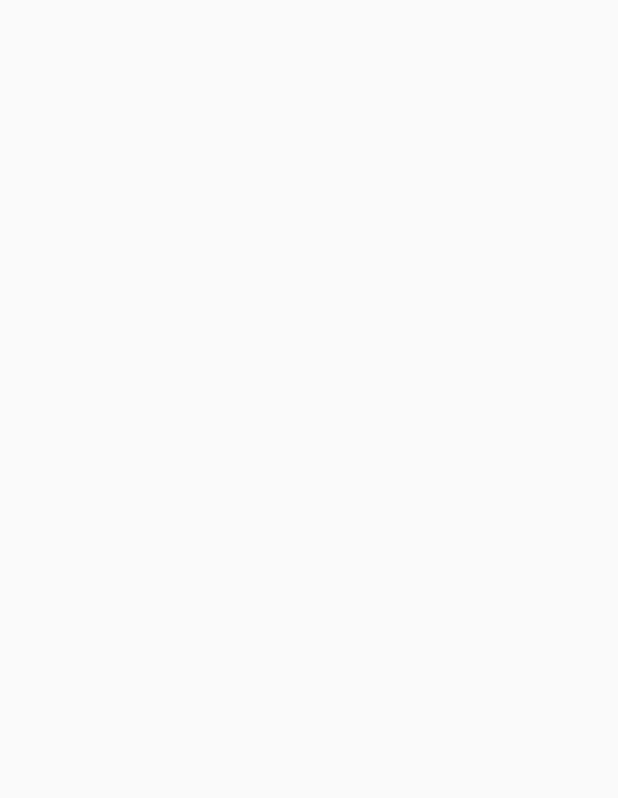
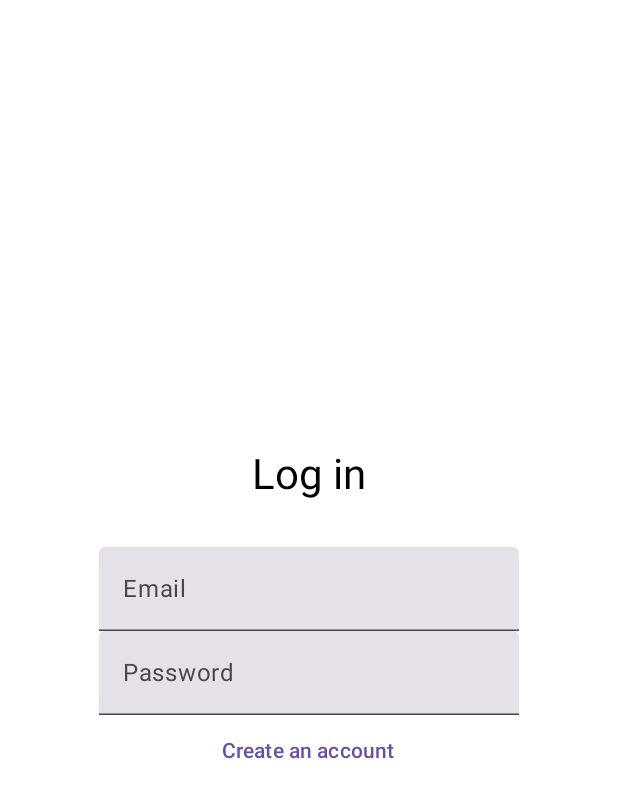
Before and after one commit to Potskhverashvili/GeoLab-Lectures, an Android app built with Jetpack Compose: the screen it shows after launch (MainActivity), on a phone screen of 412 x 824 dp. Before the commit the part shown is empty. Shown: the top 798 px of the screen. Run offline under Robolectric (Android 15) with nearby library versions, the phone set to English and light mode, and no system bars.

Commit message:
Add animations

```diff
--- a/19-Lecture-Compose 2/app/src/main/java/com/example/composesecondlecutre/MainActivity.kt
+++ b/19-Lecture-Compose 2/app/src/main/java/com/example/composesecondlecutre/MainActivity.kt
@@ -4,13 +4,12 @@ import android.os.Bundle
 import androidx.activity.ComponentActivity
 import androidx.activity.compose.setContent
 import androidx.activity.enableEdgeToEdge
-import androidx.compose.foundation.layout.fillMaxSize
-import androidx.compose.foundation.layout.padding
-import androidx.compose.material3.Scaffold
 import androidx.compose.material3.Text
 import androidx.compose.runtime.Composable
 import androidx.compose.ui.Modifier
 import androidx.compose.ui.tooling.preview.Preview
+import com.example.composesecondlecutre.ui.AnimationsDemo
+import com.example.composesecondlecutre.ui.ProfileScreen
 import com.example.composesecondlecutre.ui.theme.ComposeSecondLecutreTheme
 
 class MainActivity : ComponentActivity() {
@@ -18,7 +17,8 @@ class MainActivity : ComponentActivity() {
         super.onCreate(savedInstanceState)
         enableEdgeToEdge()
         setContent {
-
+           // ProfileScreen()
+            AnimationsDemo()
 
         }
     }
--- /dev/null
+++ b/19-Lecture-Compose 2/app/src/main/java/com/example/composesecondlecutre/ui/AnimationsDemo.kt
@@ -0,0 +1,114 @@
+package com.example.composesecondlecutre.ui
+
+import androidx.compose.animation.AnimatedVisibility
+import androidx.compose.animation.animateContentSize
+import androidx.compose.foundation.background
+import androidx.compose.foundation.layout.Arrangement
+import androidx.compose.foundation.layout.Column
+import androidx.compose.foundation.layout.Spacer
+import androidx.compose.foundation.layout.fillMaxSize
+import androidx.compose.foundation.layout.height
+import androidx.compose.material3.Text
+import androidx.compose.material3.TextButton
+import androidx.compose.material3.TextField
+import androidx.compose.runtime.Composable
+import androidx.compose.runtime.getValue
+import androidx.compose.runtime.mutableStateOf
+import androidx.compose.runtime.remember
+import androidx.compose.runtime.setValue
+import androidx.compose.ui.Alignment
+import androidx.compose.ui.Modifier
+import androidx.compose.ui.graphics.Color
+import androidx.compose.ui.text.style.TextAlign
+import androidx.compose.ui.tooling.preview.Preview
+import androidx.compose.ui.unit.dp
+import androidx.compose.ui.unit.sp
+
+@Composable
+fun AnimationsDemo() {
+
+    var email by remember { mutableStateOf("") }
+    var isLogin by remember { mutableStateOf(true) }
+    var password by remember { mutableStateOf("") }
+    var repeatPassword by remember { mutableStateOf("") }
+
+    Column(
+        modifier = Modifier
+            .fillMaxSize()
+            .background(Color.White),
+        verticalArrangement = Arrangement.Center,
+        horizontalAlignment = Alignment.CenterHorizontally
+    ) {
+
+        // ------------------------- AnimatedContentSize -------------------------
+        Text(
+            modifier = Modifier.animateContentSize(),
+            text = if (isLogin) "Log in" else "Register",
+            fontSize = 28.sp,
+            textAlign = TextAlign.Center
+        )
+
+        // -------------------------- Crossfade -------------------------
+        /* Crossfade(targetState = isLogin, label = "Label") {
+             if (it) {
+                 Text(
+                     modifier = Modifier.fillMaxWidth(),
+                     text = "Log in",
+                     fontSize = 28.sp,
+                     textAlign = TextAlign.Center
+                 )
+             } else {
+                 Text(
+                     modifier = Modifier.fillMaxWidth(),
+                     text = "Register",
+                     fontSize = 28.sp,
+                     textAlign = TextAlign.Center
+                 )
+             }
+         }*/
+
+        // ---------------------------------- Text Fields --------------------------
+        Spacer(modifier = Modifier.height(32.dp))
+        TextField(
+            value = email,
+            onValueChange = { email = it },
+            label = { Text(text = "Email") }
+        )
+
+        TextField(
+            value = password,
+            onValueChange = { password = it },
+            label = { Text(text = "Password") }
+        )
+
+        // ------------------------------- AnimatedVisibility ----------------------
+        AnimatedVisibility(
+            visible = !isLogin,
+            /*
+            enter = scaleIn() + fadeIn(),
+            exit = scaleOut() + fadeOut()
+            */
+        ) {
+            TextField(
+                value = repeatPassword,
+                onValueChange = { repeatPassword = it },
+                label = { Text(text = "Password") }
+            )
+        }
+
+        TextButton(
+            onClick = { isLogin = !isLogin }
+        ) {
+            Text(
+                modifier = Modifier.animateContentSize(),
+                text = if (isLogin) "Create an account" else "Log in to existing account"
+            )
+        }
+    }
+}
+
+@Preview
+@Composable
+private fun AnimationsDemoPreview() {
+    AnimationsDemo()
+}
```
Also changed, not shown: 19-Lecture-Compose 2/app/src/main/java/com/example/composesecondlecutre/ui/ProfileScreen.kt (+43 -12 lines).
